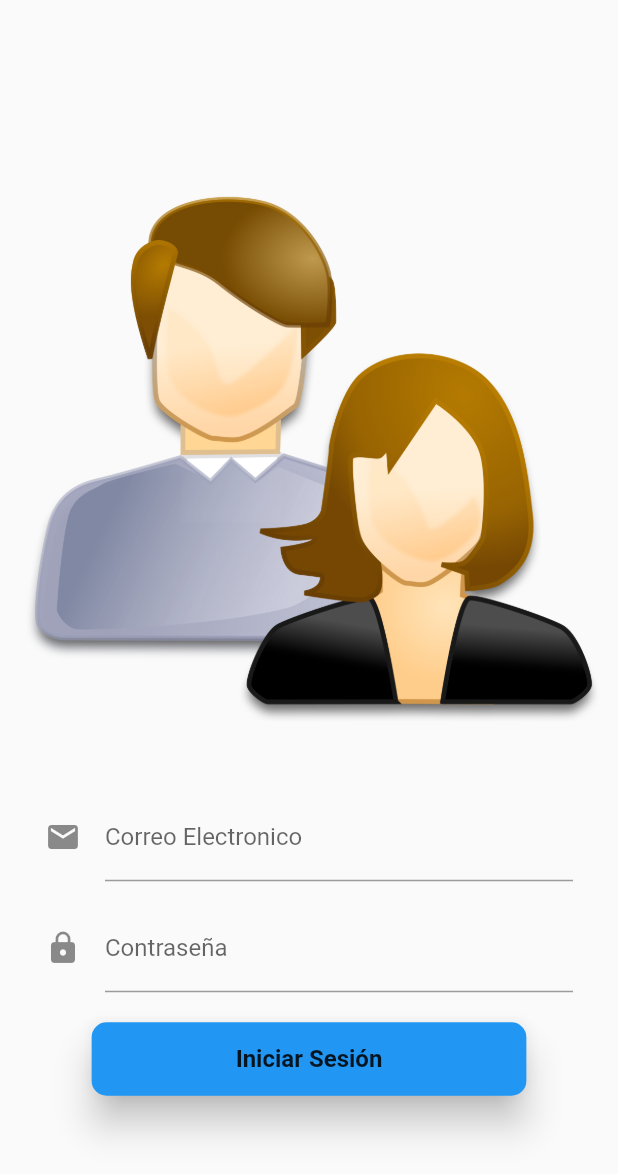
After one commit to JeanSalinas/ProyectoFlutter, a Flutter app: the login screen opened directly, on a phone screen of 412 x 824 dp. The commit adds this screen. Shown: the top 1174 px of the screen. Run offline on Flutter 3.47's test engine with Material 2 defaults, Android fonts, the phone set to English and light mode, and no system bars.

Commit message:
subido con exito

```diff
--- a/lib/Movie.dart
+++ /dev/null
@@ -1,12 +0,0 @@
-import 'package:flutter/material.dart';
-
-class Movie extends StatelessWidget {
-  @override
-  Widget build(BuildContext context) {
-    return Scaffold(
-      appBar: AppBar(
-        title: Text('Video'),
-      )
-    );
-  }
-}
--- /dev/null
+++ b/lib/login.dart
@@ -0,0 +1,104 @@
+import 'package:flutter/cupertino.dart';
+import 'package:flutter/material.dart';
+
+class login extends StatefulWidget {
+  static String id = 'login';
+
+  @override
+  State<login> createState() => _loginState();
+}
+
+class _loginState extends State<login> {
+  @override
+  Widget build(BuildContext context) {
+    return SafeArea(
+      child: Scaffold(
+        body: Center(
+          child: Column(
+            mainAxisAlignment: MainAxisAlignment.center,
+            children: [
+              Flexible(
+                child: Image.asset(
+                  'images/logo.png',
+                  height: 420,
+                ),
+              ),
+              SizedBox(
+                height: 15.0,
+              ),
+              _usertTextField(),
+              SizedBox(
+                height: 15.0,
+              ),
+              _passwordTextField(),
+              SizedBox(
+                height: 20.0,
+              ),
+              _bottonLogin(),
+            ],
+          ),
+        ),
+      ),
+    );
+  }
+
+  Widget _usertTextField() {
+    return StreamBuilder(
+        builder: (BuildContext context, AsyncSnapshot snapshot) {
+      return Container(
+        padding: EdgeInsets.symmetric(horizontal: 30.0),
+        child: TextField(
+          keyboardType: TextInputType.emailAddress,
+          decoration: InputDecoration(
+            icon: Icon(Icons.email),
+            hintText: 'ejemplo@correo.com',
+            labelText: 'Correo Electronico',
+          ),
+          onChanged: (value) {},
+        ),
+      );
+    });
+  }
+
+  Widget _passwordTextField() {
+    return StreamBuilder(
+        builder: (BuildContext context, AsyncSnapshot snapshot) {
+      return Container(
+        padding: EdgeInsets.symmetric(horizontal: 30.0),
+        child: TextField(
+          keyboardType: TextInputType.emailAddress,
+          obscureText: true,
+          decoration: InputDecoration(
+            icon: Icon(Icons.lock),
+            hintText: 'Contraseña',
+            labelText: 'Contraseña',
+          ),
+          onChanged: (value) {},
+        ),
+      );
+    });
+  }
+
+  Widget _bottonLogin() {
+    return StreamBuilder(
+        builder: (BuildContext context, AsyncSnapshot snapshot) {
+      return RaisedButton(
+          child: Container(
+            padding: EdgeInsets.symmetric(horizontal: 80.0, vertical: 15.0),
+            child: Text(
+              'Iniciar Sesión',
+              style: TextStyle(
+                fontSize: 16.0,
+                fontWeight: FontWeight.bold,
+              ),
+            ),
+          ),
+          shape: RoundedRectangleBorder(
+            borderRadius: BorderRadius.circular(10),
+          ),
+          elevation: 10.0,
+          color: Colors.blue,
+          onPressed: () {});
+    });
+  }
+}
--- /dev/null
+++ b/lib/m_login.dart
@@ -0,0 +1,22 @@
+//import 'package:cloud_firestore/cloud_firestore.dart';
+import 'package:flutter/material.dart';
+import 'package:taller_clase/Login.dart';
+
+void main() => runApp(MyApp());
+
+class MyApp extends StatelessWidget {
+  @override
+  Widget build(BuildContext context) {
+    return MaterialApp(
+      title: 'Inicio de Sesión',
+      debugShowCheckedModeBanner: false,
+      theme: ThemeData(
+          visualDensity: VisualDensity.adaptivePlatformDensity,
+        ),
+        initialRoute: login.id,
+        routes:{
+          login.id: (context)=>login(),
+        },
+    );
+  }
+}
--- a/lib/main.dart
+++ b/lib/main.dart
@@ -1,5 +1,5 @@
 import 'package:flutter/material.dart';
-import 'Movie.dart';
+//import 'Login.dart';
 
 void main() {
   runApp(MyApp());
@@ -81,6 +81,7 @@ class MyApp extends StatelessWidget {
     );
     return MaterialApp(
       title: 'Biografía Deportiva',
+      debugShowCheckedModeBanner: false,
       theme: ThemeData(scaffoldBackgroundColor: Colors.grey[150]),
       home: Scaffold(
         appBar: AppBar(
--- a/pubspec.yaml
+++ b/pubspec.yaml
@@ -59,6 +59,7 @@ flutter:
 
   assets:
     - images/lake.jpg
+    - images/logo.png
   # To add assets to your application, add an assets section, like this:
   # assets:
   #   - images/a_dot_burr.jpeg
```
Also changed, not shown: images/logo.png (added), 2 other files.
